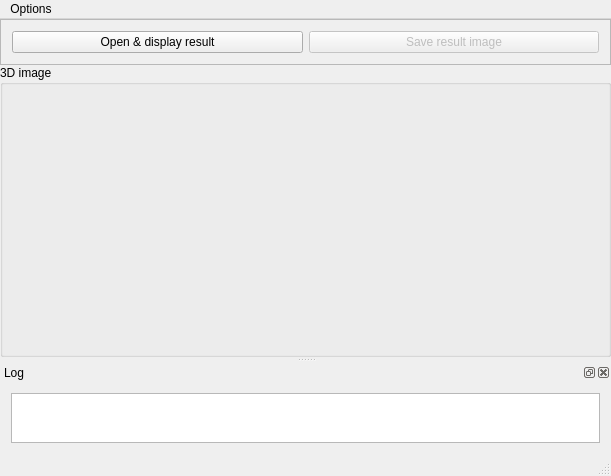
The window that 3dvision/UI/mainwindow.ui (zlogic/cybervision) describes before a commit, drawn with Qt 5.
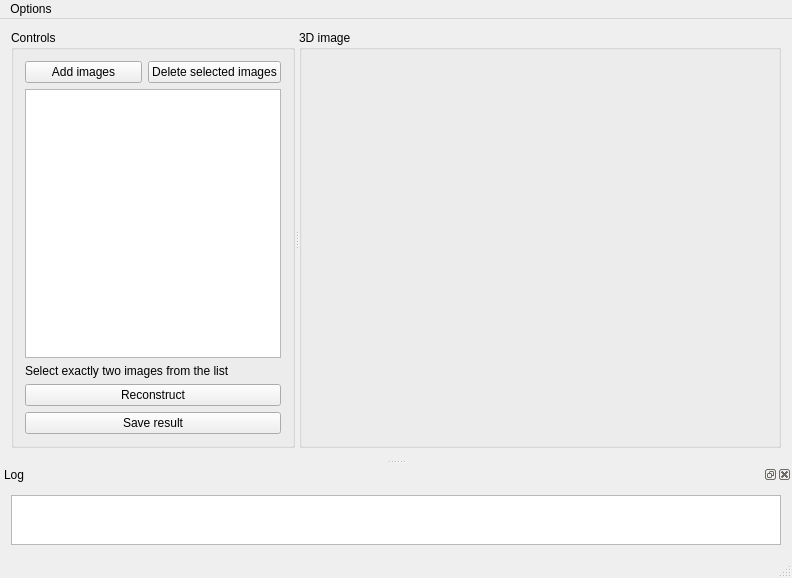
The same window after the commit. Custom widgets are drawn as their Qt base class.

Commit message: * updated UI to support saving files and loading/selecting images * added option to load files via command line to simplify debugging * surface data can be saved in *.txt * prepared for saving Collada models

What changed in the file:
```diff
--- a/3dvision/UI/mainwindow.ui
+++ b/3dvision/UI/mainwindow.ui
@@ -6,8 +6,8 @@
    <rect>
     <x>0</x>
     <y>0</y>
-    <width>611</width>
-    <height>476</height>
+    <width>792</width>
+    <height>578</height>
    </rect>
   </property>
   <property name="windowTitle">
@@ -15,52 +15,94 @@
   </property>
   <widget class="QWidget" name="centralWidget">
    <layout class="QGridLayout" name="gridLayout">
-    <property name="margin">
-     <number>0</number>
-    </property>
-    <property name="spacing">
-     <number>0</number>
-    </property>
-    <item row="0" column="0">
-     <widget class="QFrame" name="frame">
+    <item row="0" column="0">
+     <widget class="QSplitter" name="splitter">
+      <property name="sizePolicy">
+       <sizepolicy hsizetype="Expanding" vsizetype="Expanding">
+        <horstretch>0</horstretch>
+        <verstretch>0</verstretch>
+       </sizepolicy>
+      </property>
+      <property name="locale">
+       <locale language="English" country="UnitedStates"/>
+      </property>
+      <property name="orientation">
+       <enum>Qt::Horizontal</enum>
+      </property>
+      <widget class="QGroupBox" name="groupBox_2">
       <property name="sizePolicy">
-       <sizepolicy hsizetype="MinimumExpanding" vsizetype="Fixed">
+        <sizepolicy hsizetype="Fixed" vsizetype="Expanding">
         <horstretch>0</horstretch>
         <verstretch>0</verstretch>
        </sizepolicy>
       </property>
-      <property name="frameShape">
-       <enum>QFrame::StyledPanel</enum>
-      </property>
-      <property name="frameShadow">
-       <enum>QFrame::Raised</enum>
-      </property>
-      <layout class="QHBoxLayout" name="horizontalLayout">
-       <item>
+       <property name="title">
+        <string>Controls</string>
+       </property>
+       <layout class="QGridLayout" name="gridLayout_2">
+        <item row="0" column="0">
+         <widget class="QPushButton" name="addImageButton">
+          <property name="locale">
+           <locale language="English" country="UnitedStates"/>
+          </property>
+          <property name="text">
+           <string>Add images</string>
+          </property>
+         </widget>
+        </item>
+        <item row="2" column="0" colspan="2">
+         <widget class="QListWidget" name="imageList">
+          <property name="locale">
+           <locale language="English" country="UnitedStates"/>
+          </property>
+          <property name="selectionMode">
+           <enum>QAbstractItemView::MultiSelection</enum>
+          </property>
+         </widget>
+        </item>
+        <item row="4" column="0" colspan="2">
         <widget class="QPushButton" name="startProcessButton">
          <property name="text">
-          <string>Open &amp;&amp; display result</string>
+           <string>Reconstruct</string>
          </property>
         </widget>
        </item>
-       <item>
+        <item row="5" column="0" colspan="2">
         <widget class="QPushButton" name="saveButton">
-         <property name="enabled">
-          <bool>false</bool>
+          <property name="locale">
+           <locale language="English" country="UnitedStates"/>
          </property>
          <property name="text">
-          <string>Save result image</string>
+           <string>Save result</string>
+          </property>
+         </widget>
+        </item>
+        <item row="0" column="1">
+         <widget class="QPushButton" name="deleteImageButton">
+          <property name="locale">
+           <locale language="English" country="UnitedStates"/>
+          </property>
+          <property name="text">
+           <string>Delete selected images</string>
+          </property>
+         </widget>
+        </item>
+        <item row="3" column="0" colspan="2">
+         <widget class="QLabel" name="selectionHintLabel">
+          <property name="locale">
+           <locale language="English" country="UnitedStates"/>
+          </property>
+          <property name="text">
+           <string>Select exactly two images from the list</string>
          </property>
         </widget>
        </item>
       </layout>
      </widget>
-    </item>
-    <item row="1" column="0">
      <widget class="QGroupBox" name="groupBox">
       <property name="sizePolicy">
-       <sizepolicy hsizetype="MinimumExpanding" vsizetype="MinimumExpanding">
-        <horstretch>0</horstretch>
+        <sizepolicy hsizetype="MinimumExpanding" vsizetype="Expanding">
+         <horstretch>5</horstretch>
         <verstretch>0</verstretch>
        </sizepolicy>
       </property>
@@ -80,6 +122,7 @@
        </item>
       </layout>
      </widget>
+     </widget>
     </item>
    </layout>
   </widget>
@@ -123,7 +166,7 @@
     <rect>
      <x>0</x>
      <y>0</y>
-     <width>611</width>
+     <width>792</width>
      <height>21</height>
     </rect>
    </property>
```
Left out of the diff: 33 changed lines with no effect on the pictures. Lines whose indentation alone changed are shown as unchanged. The commit also changes 9 other files.
